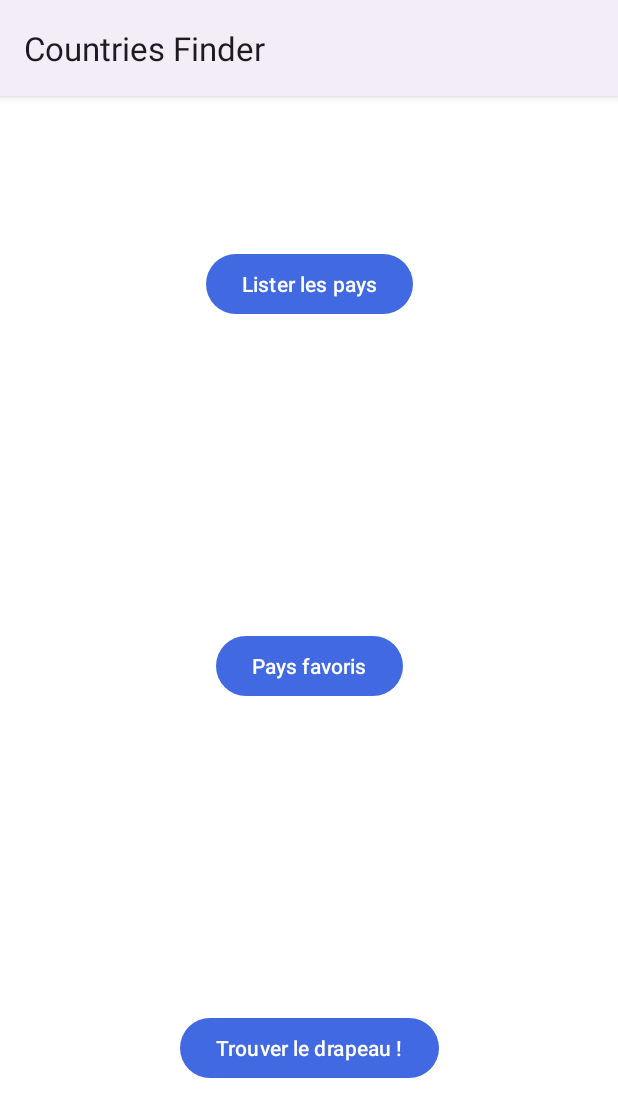
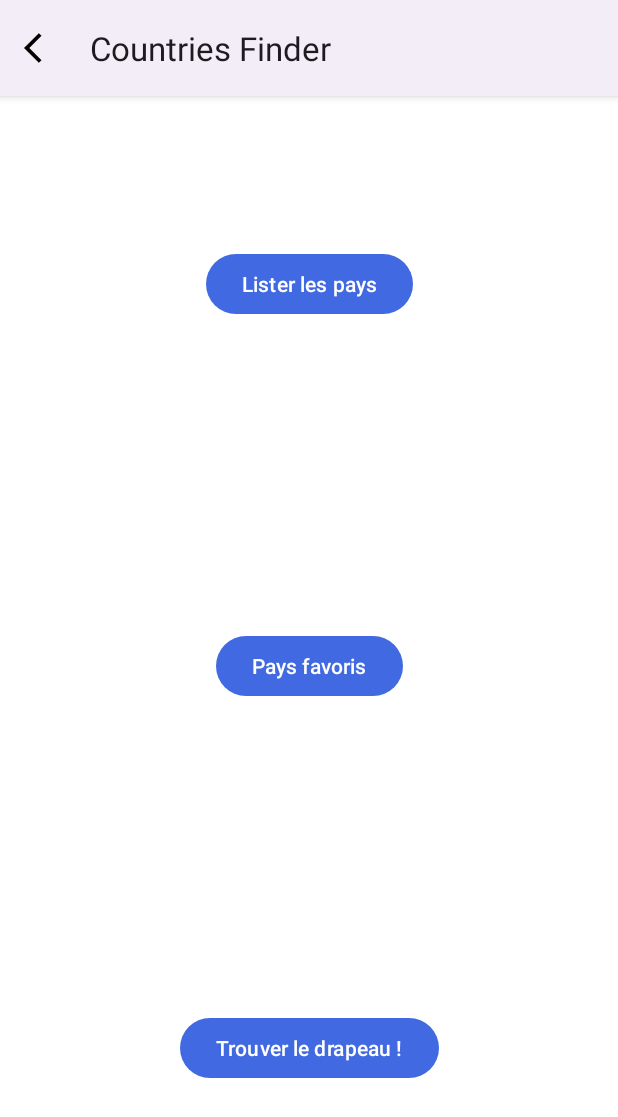
Before and after one commit to Elea54/ProjetMaterielsMobile, an Android app: the screen it shows after launch (HomeActivity), on a phone screen of 412 x 824 dp. Shown: the top 1117 px of the screen. Run offline under Robolectric (Android 15) with nearby library versions, the phone set to English and light mode, and no system bars.

Commit message:
Implémentation bouton retour

```diff
--- a/app/src/main/AndroidManifest.xml
+++ b/app/src/main/AndroidManifest.xml
@@ -26,10 +26,12 @@
         </activity>
         <activity
             android:name=".ListCountriesActivity"
+            android:parentActivityName=".HomeActivity"
             android:label="Countries Finder"
             android:exported="true"/>
         <activity
             android:name=".ListFavorisActivity"
+            android:parentActivityName=".HomeActivity"
             android:label="Countries Finder"
             android:exported="true"/>
         <activity
@@ -38,6 +40,7 @@
             android:exported="false" />
         <activity
             android:name=".QuizzFlagsActivity"
+            android:parentActivityName=".HomeActivity"
             android:label="Quizz"
             android:exported="false" />
     </application>
--- a/app/src/main/java/fr/epf/min2/projetandroid/CountryDetailsActivity.kt
+++ b/app/src/main/java/fr/epf/min2/projetandroid/CountryDetailsActivity.kt
@@ -49,6 +49,10 @@ class CountryDetailsActivity : AppCompatActivity() {
                 countryAsFavoris()
                 updateFavorisIcon(item)
             }
+            android.R.id.home -> {
+                onBackPressed()
+                return true
+            }
         }
         return super.onOptionsItemSelected(item)
     }
--- /dev/null
+++ b/app/src/main/res/drawable/baseline_arrow_back_ios_24_black.xml
@@ -0,0 +1,5 @@
+<vector android:autoMirrored="true" android:height="24dp"
+    android:tint="#000000" android:viewportHeight="24"
+    android:viewportWidth="24" android:width="24dp" xmlns:android="http://schemas.android.com/apk/res/android">
+    <path android:fillColor="@android:color/white" android:pathData="M11.67,3.87L9.9,2.1 0,12l9.9,9.9 1.77,-1.77L3.54,12z"/>
+</vector>
--- /dev/null
+++ b/app/src/main/res/drawable/baseline_arrow_back_ios_24_white.xml
@@ -0,0 +1,5 @@
+<vector android:autoMirrored="true" android:height="24dp"
+    android:tint="#FFFFFF" android:viewportHeight="24"
+    android:viewportWidth="24" android:width="24dp" xmlns:android="http://schemas.android.com/apk/res/android">
+    <path android:fillColor="@android:color/white" android:pathData="M11.67,3.87L9.9,2.1 0,12l9.9,9.9 1.77,-1.77L3.54,12z"/>
+</vector>
--- a/app/src/main/res/values-night/themes.xml
+++ b/app/src/main/res/values-night/themes.xml
@@ -3,5 +3,6 @@
     <style name="Base.Theme.ProjetAndroid" parent="Theme.Material3.DayNight">
         <item name="colorPrimary">#4169E1</item>
         <item name="android:windowBackground">#000000</item>
+        <item name="navigationIcon">@drawable/baseline_arrow_back_ios_24_white</item>
     </style>
 </resources>
--- a/app/src/main/res/values/themes.xml
+++ b/app/src/main/res/values/themes.xml
@@ -5,6 +5,7 @@
         <!-- <item name="colorPrimary">@color/my_light_primary</item> -->
         <item name="colorPrimary">#4169E1</item>
         <item name="android:windowBackground">#FFFFFF</item>
+        <item name="navigationIcon">@drawable/baseline_arrow_back_ios_24_black</item>
     </style>
 
     <style name="Theme.ProjetAndroid" parent="Base.Theme.ProjetAndroid" />
```
